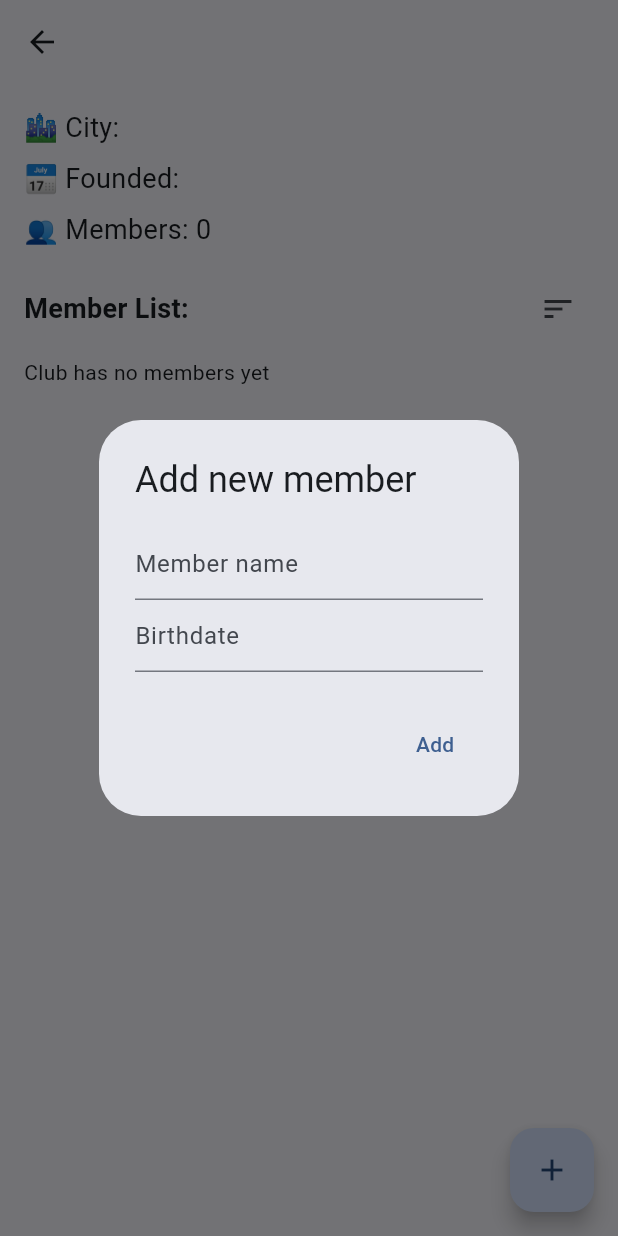
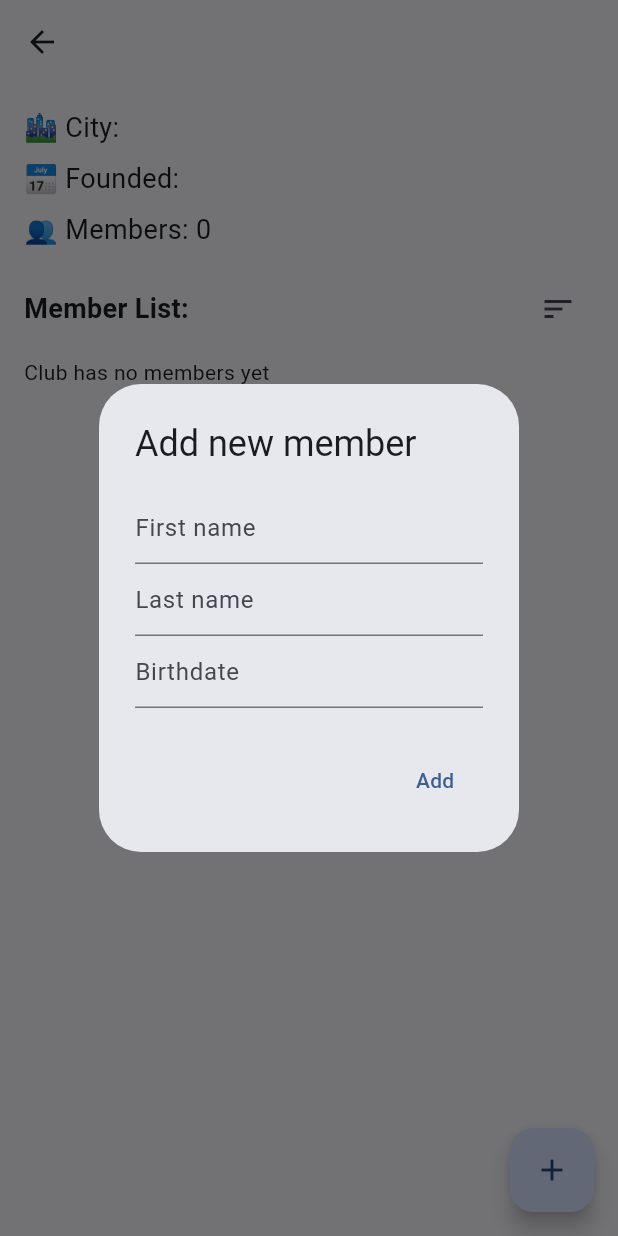
Before and after one commit to AdrianJaeger/club-app, a Flutter app: the ClubPage screen opened directly with empty values, after a tap on the "add" icon, on a phone screen of 412 x 824 dp. Run offline on Flutter 3.47's test engine with Material 3 defaults, Android fonts, the phone set to English and light mode, and no system bars; our stand-ins replace flutter_colorpicker, sqflite; accounts and stored records are empty.

Commit message:
first and last name for member, closes #15

```diff
--- a/lib/club_page.dart
+++ b/lib/club_page.dart
@@ -62,9 +62,9 @@ class _ClubPageState extends State<ClubPage> {
       _members.sort((a,b) {
         switch (_currentSortOption) {
           case SortOption.nameAToZ:
-            return a['name'].compareTo(b['name']);
+            return a['lastname'].compareTo(b['lastname']);
           case SortOption.nameZToA:
-            return b['name'].compareTo(a['name']);
+            return b['lastname'].compareTo(a['lastname']);
           case SortOption.ageYoungToOld:
             return b['birthdate'].compareTo(a['birthdate']);
           case SortOption.ageOldToYoung:
@@ -81,9 +81,10 @@ class _ClubPageState extends State<ClubPage> {
   // add a new member to db
   void _newMember() async {
     final memberData = await _createMemberDialog();
-    if (memberData != null && memberData['name']!.isNotEmpty) {
+    if (memberData != null) {
       await DatabaseHelper.instance.addMember(
-        memberData['name']!,
+        memberData['firstname']!,
+        memberData['lastname']!,
         memberData['birthdate']!,
         widget.club['id'],
       );
@@ -92,7 +93,8 @@ class _ClubPageState extends State<ClubPage> {
   }
 
   Future<Map<String, String>?> _createMemberDialog() async {
-    String? memberName;
+    String? memberFirstName;
+    String? memberLastName;
     String? memberBirthdate;
     TextEditingController dateController = TextEditingController();
 
@@ -122,10 +124,19 @@ class _ClubPageState extends State<ClubPage> {
             children: [
               TextField(
                 onChanged: (value) {
-                  memberName = value;
+                  memberFirstName = value;
 
                 },
-                decoration: const InputDecoration(hintText: 'Member name'),
+                decoration: const InputDecoration(hintText: 'First name'),
+                keyboardType: TextInputType.text,
+                textCapitalization: TextCapitalization.sentences,
+              ),
+              TextField(
+                onChanged: (value) {
+                  memberLastName = value;
+
+                },
+                decoration: const InputDecoration(hintText: 'Last name'),
                 keyboardType: TextInputType.text,
                 textCapitalization: TextCapitalization.sentences,
               ),
@@ -140,10 +151,11 @@ class _ClubPageState extends State<ClubPage> {
           actions: <Widget>[
             TextButton(
               onPressed: () {
-                if (memberName != null && memberBirthdate != null) {
+                if (memberFirstName != null && memberLastName != null && memberBirthdate != null) {
                   HapticFeedback.mediumImpact();
                   Navigator.of(context).pop({
-                    'name': memberName!,
+                    'firstname': memberFirstName!,
+                    'lastname': memberLastName!,
                     'birthdate': memberBirthdate!
                   });
                 }
@@ -163,7 +175,7 @@ class _ClubPageState extends State<ClubPage> {
       builder: (BuildContext context) {
         return AlertDialog(
           title: const Text('Remove member'),
-          content: Text('Are you sure you want to remove ${member['name']}?'),
+          content: Text('Are you sure you want to remove ${member['firstname']} ${member['lastname']}?'),
           actions: <Widget>[
             TextButton(
               child: const Text('Cancel'),
@@ -315,7 +327,7 @@ class _ClubPageState extends State<ClubPage> {
                         },
                         child:
                           ListTile(
-                            title: Text(member['name']),
+                            title: Text('${member['firstname']} ${member['lastname']}'),
                             subtitle: Text('Age: ${_calculateAge(member['birthdate'])} years'),
                           ),
                       ),
```
Also changed, not shown: lib/database_helper.dart (+6 -4 lines).
